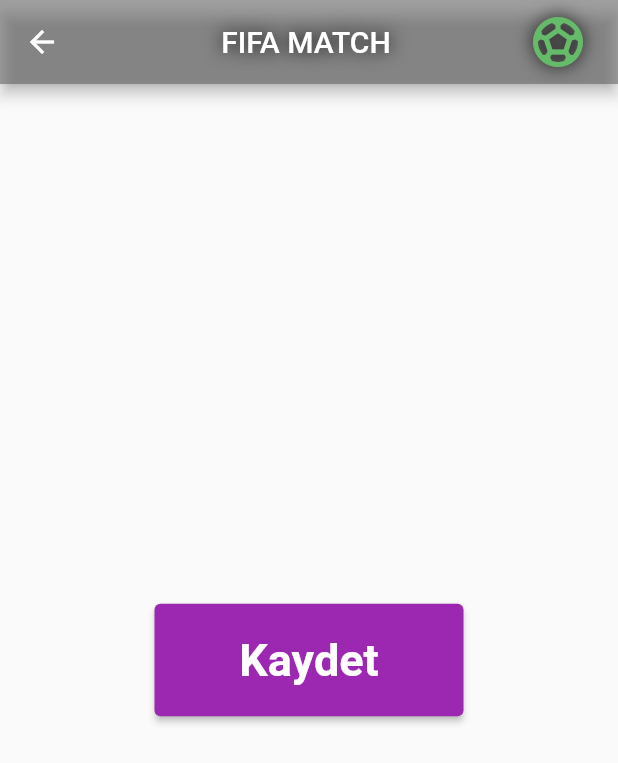
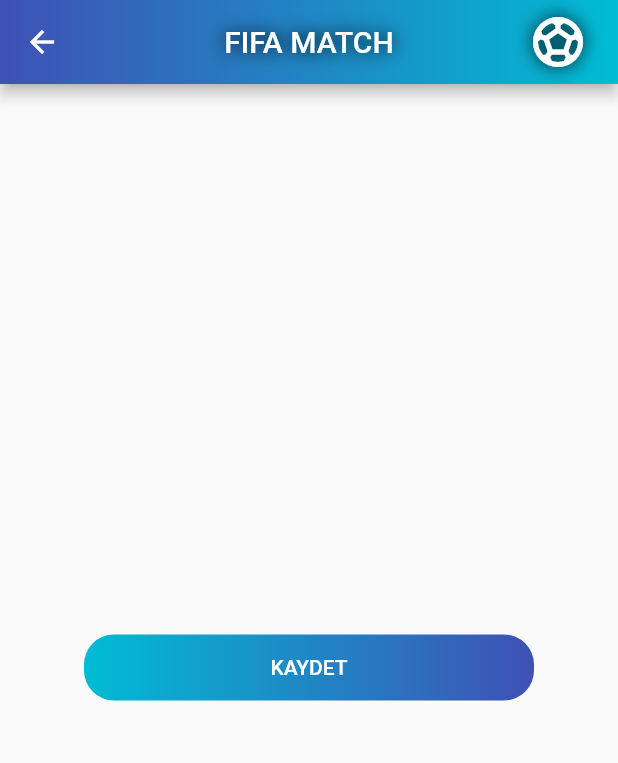
Before and after one commit to EnesDindar/Flutter-project1, a Flutter app: the secondPage screen opened directly, on a phone screen of 412 x 824 dp. Shown: the top 763 px of the screen. Run offline on Flutter 3.47's test engine with Material 2 defaults, Android fonts, the phone set to English and light mode, and no system bars; our stand-ins replace dio.

Commit message:
9. commit

```diff
--- /dev/null
+++ b/uygulama/lib/product/widget/ElevatedButton.dart
@@ -0,0 +1,44 @@
+import 'package:flutter/material.dart';
+import 'package:uygulama/view/homePage.dart';
+import 'package:uygulama/view/secondPage.dart';
+
+class ElevatedButton1 extends StatelessWidget {
+  final BorderRadiusGeometry? borderRadius;
+  final double? width;
+  final double height;
+  final Gradient gradient;
+  final VoidCallback? onPressed;
+  final Widget child;
+
+  const ElevatedButton1({
+    Key? key,
+    required this.onPressed,
+    required this.child,
+    this.borderRadius,
+    this.width = 300.0,
+    this.height = 44.0,
+    this.gradient = const LinearGradient(colors: [Colors.cyan, Colors.indigo]),
+  }) : super(key: key);
+
+  @override
+  Widget build(BuildContext context) {
+    final borderRadius = this.borderRadius ?? BorderRadius.circular(5);
+    return Container(
+      width: width,
+      height: height,
+      decoration: BoxDecoration(
+        gradient: gradient,
+        borderRadius: borderRadius,
+      ),
+      child: ElevatedButton(
+        onPressed: onPressed,
+        style: ElevatedButton.styleFrom(
+          backgroundColor: Colors.transparent,
+          shadowColor: Colors.transparent,
+          shape: RoundedRectangleBorder(borderRadius: borderRadius),
+        ),
+        child: child,
+      ),
+    );
+  }
+}
--- a/uygulama/lib/view/secondPage.dart
+++ b/uygulama/lib/view/secondPage.dart
@@ -1,15 +1,17 @@
 import 'package:flutter/material.dart';
+import 'package:uygulama/product/widget/ElevatedButton.dart';
 import 'homePage.dart';
 
 class secondPage extends StatefulWidget {
-  secondPage({super.key, this.userSelected});
-  String? userSelected; //dropdownValue değeri
+  const secondPage({super.key, this.userSelected});
+  final String? userSelected; //dropdownValue degeri
   @override
   State<secondPage> createState() => _secondPageState();
 }
 
 class _secondPageState extends State<secondPage> {
   String? name1, name2, name3, name4, name5, name6, name7, name8;
+  String name9 = 'LÜTFEN İSİM GİRİNİZ!';
   String _textName1 = "",
       _textName2 = "",
       _textName3 = "",
@@ -17,11 +19,16 @@
       _textName5 = "",
       _textName6 = "",
       _textName7 = "",
-      _textName8 = "";
+      _textName8 = "",
+      _textName9 = "";
 
   final formKey = GlobalKey<FormState>();
   void _saveFormData() {
-    if (formKey.currentState!.validate()) {
+    if (formKey.currentState?.validate() == null) {
+      setState(() {
+        _textName9 = name9;
+      });
+    } else if (formKey.currentState!.validate()) {
       formKey.currentState?.save();
       setState(() {
         _textName1 = name1!;
@@ -40,16 +47,20 @@
   Widget build(BuildContext context) {
     return Scaffold(
       appBar: AppBar(
-        backgroundColor: const Color.fromARGB(137, 90, 89, 89),
-        actions: [
+        centerTitle: true,
+        flexibleSpace: Container(
+          decoration: const BoxDecoration(
+            gradient: LinearGradient(colors: [Colors.indigo, Colors.cyan]),
+          ),
+        ),
+        actions: const [
           Padding(
-            padding: const EdgeInsets.only(right: 20.0),
+            padding: EdgeInsets.only(right: 20.0),
             child: Icon(Icons.sports_soccer_outlined,
-                color: Colors.green[400], shadows: const [Shadow(color: Colors.black, blurRadius: 15.0)], size: 40),
+                color: Colors.white, shadows: [Shadow(color: Colors.black, blurRadius: 15.0)], size: 40),
           ),
         ],
-        title: const Center(
-            child: Text('FIFA MATCH', style: TextStyle(shadows: [Shadow(color: Colors.black, blurRadius: 15.0)]))),
+        title: const Text('FIFA MATCH', style: TextStyle(shadows: [Shadow(color: Colors.black, blurRadius: 15.0)])),
       ),
       body: Column(
         mainAxisAlignment: MainAxisAlignment.center,
@@ -68,20 +79,25 @@
                     Container(
                       margin: const EdgeInsets.only(top: 10),
                       decoration: BoxDecoration(
-                          border: Border.all(color: Colors.blue, width: 1),
+                          border: Border.all(color: Colors.cyan, width: 1),
                           borderRadius: const BorderRadius.all(Radius.circular(4))),
+                      width: MediaQuery.of(context).size.width,
                       height: 70,
                       child: Padding(
                         padding: const EdgeInsets.all(8.0),
                         child: Column(
                           crossAxisAlignment: CrossAxisAlignment.start,
-                          children: [Text(_textName1), Text(_textName2)],
+                          children: [
+                            Text(_textName1),
+                            Text(_textName2),
+                            Text(_textName9),
+                          ],
                         ),
                       ),
                     ),
                   ],
                 )
-              : SizedBox(),
+              : const SizedBox(),
           widget.userSelected == '4 OYUNCU'
               ? Column(
                   children: [
@@ -104,20 +120,27 @@
                     Container(
                       margin: const EdgeInsets.only(top: 10),
                       decoration: BoxDecoration(
-                          border: Border.all(color: Colors.blue, width: 1),
+                          border: Border.all(color: Colors.cyan, width: 1),
                           borderRadius: const BorderRadius.all(Radius.circular(4))),
+                      width: MediaQuery.of(context).size.width,
                       height: 70,
                       child: Padding(
                         padding: const EdgeInsets.all(8.0),
                         child: Column(
                           crossAxisAlignment: CrossAxisAlignment.start,
-                          children: [Text(_textName1), Text(_textName2), Text(_textName3), Text(_textName4)],
+                          children: [
+                            Text(_textName1),
+                            Text(_textName2),
+                            Text(_textName3),
+                            Text(_textName4),
+                            Text(_textName9),
+                          ],
                         ),
                       ),
                     ),
                   ],
                 )
-              : SizedBox(),
+              : const SizedBox(),
           widget.userSelected == '6 OYUNCU'
               ? Column(
                   children: [
@@ -145,8 +168,9 @@
                     Container(
                       margin: const EdgeInsets.only(top: 10),
                       decoration: BoxDecoration(
-                          border: Border.all(color: Colors.blue, width: 1),
+                          border: Border.all(color: Colors.cyan, width: 1),
                           borderRadius: const BorderRadius.all(Radius.circular(4))),
+                      width: MediaQuery.of(context).size.width,
                       height: 70,
                       child: Padding(
                         padding: const EdgeInsets.all(8.0),
@@ -158,14 +182,15 @@
                             Text(_textName3),
                             Text(_textName4),
                             Text(_textName5),
-                            Text(_textName6)
+                            Text(_textName6),
+                            Text(_textName9),
                           ],
                         ),
                       ),
                     ),
                   ],
                 )
-              : SizedBox(),
+              : const SizedBox(),
           widget.userSelected == '8 OYUNCU'
               ? Column(
                   children: [
@@ -201,8 +226,9 @@
                     Container(
                       margin: const EdgeInsets.only(top: 10),
                       decoration: BoxDecoration(
-                          border: Border.all(color: Colors.blue, width: 1),
+                          border: Border.all(color: Colors.cyan, width: 1),
                           borderRadius: const BorderRadius.all(Radius.circular(4))),
+                      width: MediaQuery.of(context).size.width,
                       height: 70,
                       child: Padding(
                         padding: const EdgeInsets.all(8.0),
@@ -217,29 +243,27 @@
                             Text(_textName6),
                             Text(_textName7),
                             Text(_textName8),
+                            Text(_textName9),
                           ],
                         ),
                       ),
                     ),
                   ],
                 )
-              : SizedBox(),
+              : const SizedBox(),
+          SizedBox(
+            height: 10,
+          ),
           Row(
             mainAxisAlignment: MainAxisAlignment.center,
             children: [
               Container(
-                width: MediaQuery.of(context).size.width / 2,
-                child: ElevatedButton(
-                  style: ElevatedButton.styleFrom(
-                      primary: Colors.purple,
-                      padding: const EdgeInsets.symmetric(horizontal: 50, vertical: 20),
-                      textStyle: const TextStyle(fontSize: 30, fontWeight: FontWeight.bold)),
-                  onPressed: () => _saveFormData(),
-                  child: const Text("Kaydet"),
-                ),
-              ),
+                  child: ElevatedButton1(
+                      onPressed: () => _saveFormData(),
+                      borderRadius: BorderRadius.circular(20),
+                      child: const Text('KAYDET'))),
             ],
-          )
+          ),
         ],
       ),
     );
@@ -247,11 +271,12 @@
 
   TextFormField _textFormField8() {
     return TextFormField(
+      keyboardType: TextInputType.name,
       decoration: const InputDecoration(
           prefixIcon: Icon(Icons.person),
           labelText: "İsim Giriniz",
           hintText: "İsim",
-          border: OutlineInputBorder(borderSide: BorderSide(color: Colors.blue))),
+          border: OutlineInputBorder(borderSide: BorderSide(color: Colors.cyan))),
       validator: (value) {
         if (value!.length < 3) return "İsim alanı en az 3 karakter olmalıdır";
         return null;
@@ -262,11 +287,12 @@
 
   TextFormField _textFormField7() {
     return TextFormField(
+      keyboardType: TextInputType.name,
       decoration: const InputDecoration(
           prefixIcon: Icon(Icons.person),
           labelText: "İsim Giriniz",
           hintText: "İsim",
-          border: OutlineInputBorder(borderSide: BorderSide(color: Colors.blue))),
+          border: OutlineInputBorder(borderSide: BorderSide(color: Colors.cyan))),
       validator: (value) {
         if (value!.length < 3) return "İsim alanı en az 3 karakter olmalıdır";
         return null;
@@ -277,11 +303,12 @@
 
   TextFormField _textFormField6() {
     return TextFormField(
+      keyboardType: TextInputType.name,
       decoration: const InputDecoration(
           prefixIcon: Icon(Icons.person),
           labelText: "İsim Giriniz",
           hintText: "İsim",
-          border: OutlineInputBorder(borderSide: BorderSide(color: Colors.blue))),
+          border: OutlineInputBorder(borderSide: BorderSide(color: Colors.cyan))),
       validator: (value) {
         if (value!.length < 3) return "İsim alanı en az 3 karakter olmalıdır";
         return null;
@@ -292,11 +319,12 @@
 
   TextFormField _textFormField5() {
     return TextFormField(
+      keyboardType: TextInputType.name,
       decoration: const InputDecoration(
           prefixIcon: Icon(Icons.person),
           labelText: "İsim Giriniz",
           hintText: "İsim",
-          border: OutlineInputBorder(borderSide: BorderSide(color: Colors.blue))),
+          border: OutlineInputBorder(borderSide: BorderSide(color: Colors.cyan))),
       validator: (value) {
         if (value!.length < 3) return "İsim alanı en az 3 karakter olmalıdır";
         return null;
@@ -307,11 +335,12 @@
 
   TextFormField _textFormField4() {
     return TextFormField(
+      keyboardType: TextInputType.name,
       decoration: const InputDecoration(
           prefixIcon: Icon(Icons.person),
           labelText: "İsim Giriniz",
           hintText: "İsim",
-          border: OutlineInputBorder(borderSide: BorderSide(color: Colors.blue))),
+          border: OutlineInputBorder(borderSide: BorderSide(color: Colors.cyan))),
       validator: (value) {
         if (value!.length < 3) return "İsim alanı en az 3 karakter olmalıdır";
         return null;
@@ -322,11 +351,12 @@
 
   TextFormField _textFormField3() {
     return TextFormField(
+      keyboardType: TextInputType.name,
       decoration: const InputDecoration(
           prefixIcon: Icon(Icons.person),
           labelText: "İsim Giriniz",
           hintText: "İsim",
-          border: OutlineInputBorder(borderSide: BorderSide(color: Colors.blue))),
+          border: OutlineInputBorder(borderSide: BorderSide(color: Colors.cyan))),
       validator: (value) {
         if (value!.length < 3) return "İsim alanı en az 3 karakter olmalıdır";
         return null;
@@ -337,11 +367,12 @@
 
   TextFormField _textFormField2() {
     return TextFormField(
+      keyboardType: TextInputType.name,
       decoration: const InputDecoration(
           prefixIcon: Icon(Icons.person),
           labelText: "İsim Giriniz",
           hintText: "İsim",
-          border: OutlineInputBorder(borderSide: BorderSide(color: Colors.blue))),
+          border: OutlineInputBorder(borderSide: BorderSide(color: Colors.cyan))),
       validator: (value) {
         if (value!.length < 3) return "İsim alanı en az 3 karakter olmalıdır";
         return null;
@@ -352,11 +383,12 @@
 
   TextFormField _textFormField1() {
     return TextFormField(
+      keyboardType: TextInputType.name,
       decoration: const InputDecoration(
           prefixIcon: Icon(Icons.person),
           labelText: "İsim Giriniz",
           hintText: "İsim",
-          border: OutlineInputBorder(borderSide: BorderSide(color: Colors.blue))),
+          border: OutlineInputBorder(borderSide: BorderSide(color: Colors.cyan))),
       validator: (value) {
         if (value!.length < 3) return "İsim alanı en az 3 karakter olmalıdır";
         return null;
```
Also changed, not shown: uygulama/lib/view/homePage.dart (+26 -20 lines).
